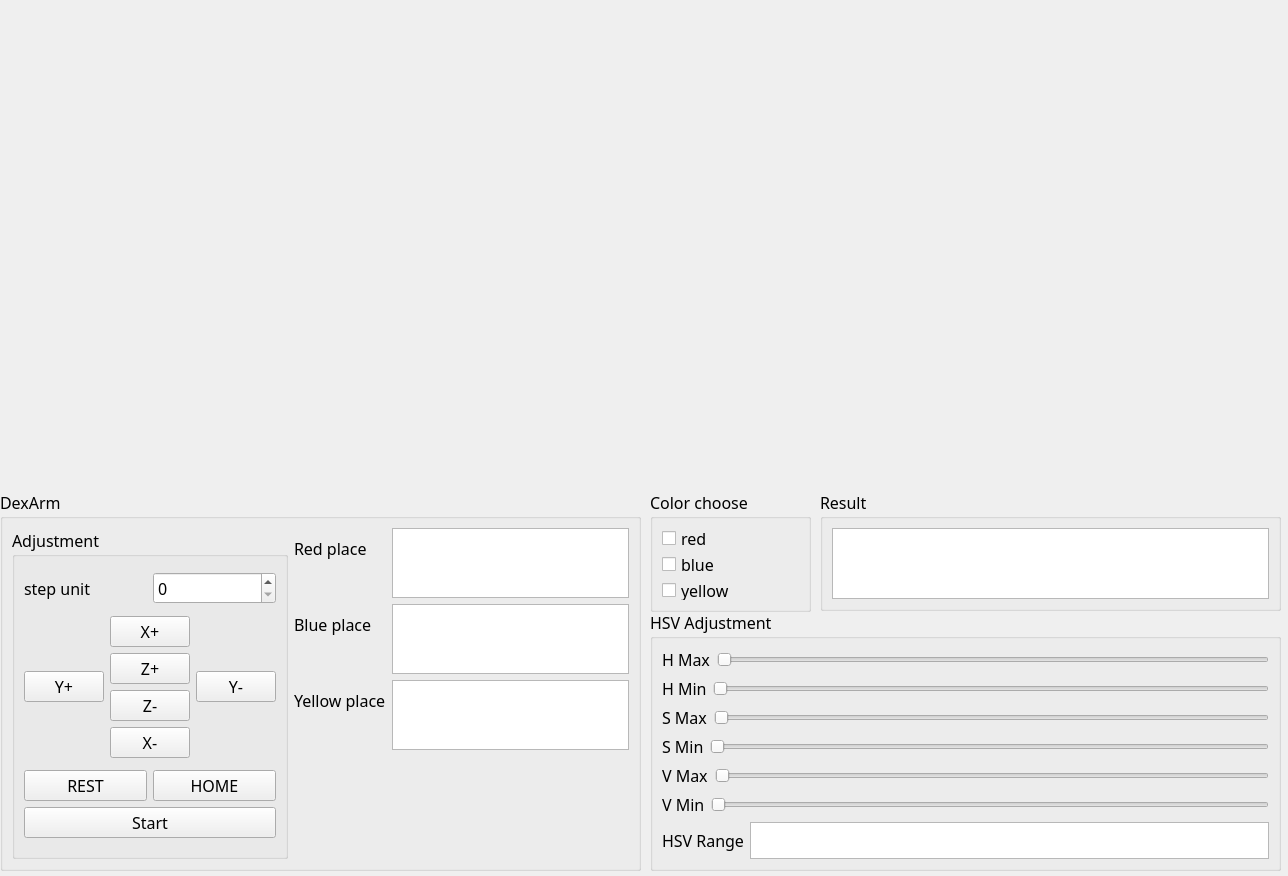
fengbaochun/Visual_terminal, file find_color_block.ui: the form before one commit.
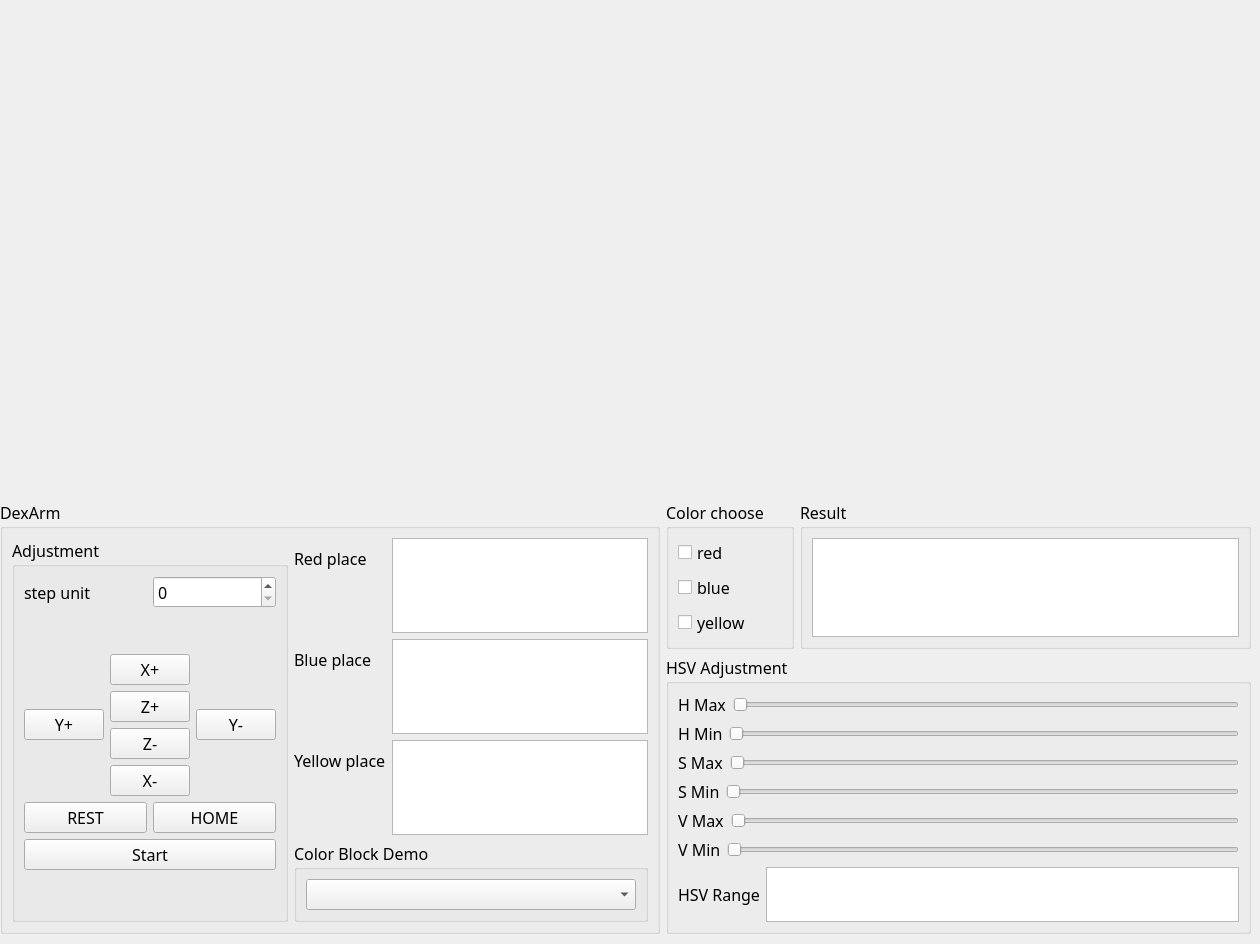
The form after the commit.

```diff
--- a/find_color_block.ui
+++ b/find_color_block.ui
@@ -6,317 +6,25 @@
    <rect>
     <x>0</x>
     <y>0</y>
-    <width>1288</width>
-    <height>876</height>
+    <width>1260</width>
+    <height>944</height>
    </rect>
   </property>
   <property name="windowTitle">
    <string>Form</string>
   </property>
-  <widget class="QGroupBox" name="groupBox_2">
-   <property name="geometry">
-    <rect>
-     <x>650</x>
-     <y>490</y>
-     <width>161</width>
-     <height>122</height>
-    </rect>
-   </property>
-   <property name="font">
-    <font>
-     <family>3ds</family>
-     <pointsize>12</pointsize>
-    </font>
-   </property>
-   <property name="title">
-    <string>Color choose</string>
-   </property>
-   <layout class="QGridLayout" name="gridLayout_2">
-    <item row="0" column="0">
-     <layout class="QVBoxLayout" name="verticalLayout_6">
-      <item>
-       <widget class="QCheckBox" name="checkBox_Red">
-        <property name="font">
-         <font>
-          <family>3ds</family>
-          <pointsize>12</pointsize>
-         </font>
-        </property>
-        <property name="text">
-         <string>red</string>
-        </property>
-       </widget>
-      </item>
-      <item>
-       <widget class="QCheckBox" name="checkBox_Blue">
-        <property name="font">
-         <font>
-          <family>3ds</family>
-          <pointsize>12</pointsize>
-         </font>
-        </property>
-        <property name="text">
-         <string>blue</string>
-        </property>
-       </widget>
-      </item>
-      <item>
-       <widget class="QCheckBox" name="checkBox_Yellow">
-        <property name="font">
-         <font>
-          <family>3ds</family>
-          <pointsize>12</pointsize>
-         </font>
-        </property>
-        <property name="text">
-         <string>yellow</string>
-        </property>
-       </widget>
-      </item>
-     </layout>
-    </item>
-   </layout>
-  </widget>
-  <widget class="QGroupBox" name="groupBox">
-   <property name="geometry">
-    <rect>
-     <x>650</x>
-     <y>610</y>
-     <width>631</width>
-     <height>261</height>
-    </rect>
-   </property>
-   <property name="font">
-    <font>
-     <family>3ds</family>
-     <pointsize>12</pointsize>
-    </font>
-   </property>
-   <property name="title">
-    <string>HSV Adjustment</string>
-   </property>
-   <layout class="QVBoxLayout" name="verticalLayout_3">
-    <item>
-     <layout class="QVBoxLayout" name="verticalLayout_2">
-      <item>
-       <layout class="QHBoxLayout" name="horizontalLayout">
-        <item>
-         <widget class="QLabel" name="label">
-          <property name="font">
-           <font>
-            <family>3ds</family>
-            <pointsize>12</pointsize>
-           </font>
-          </property>
-          <property name="text">
-           <string>H Max</string>
-          </property>
-         </widget>
-        </item>
-        <item>
-         <widget class="QSlider" name="H_Slider_max">
-          <property name="orientation">
-           <enum>Qt::Horizontal</enum>
-          </property>
-         </widget>
-        </item>
-       </layout>
-      </item>
-      <item>
-       <layout class="QHBoxLayout" name="horizontalLayout_2">
-        <item>
-         <widget class="QLabel" name="label_2">
-          <property name="font">
-           <font>
-            <family>3ds</family>
-            <pointsize>12</pointsize>
-           </font>
-          </property>
-          <property name="text">
-           <string>H Min</string>
-          </property>
-         </widget>
-        </item>
-        <item>
-         <widget class="QSlider" name="H_Slider_min">
-          <property name="orientation">
-           <enum>Qt::Horizontal</enum>
-          </property>
-         </widget>
-        </item>
-       </layout>
-      </item>
-      <item>
-       <layout class="QHBoxLayout" name="horizontalLayout_3">
-        <item>
-         <widget class="QLabel" name="label_3">
-          <property name="font">
-           <font>
-            <family>3ds</family>
-            <pointsize>12</pointsize>
-           </font>
-          </property>
-          <property name="text">
-           <string>S Max</string>
-          </property>
-         </widget>
-        </item>
-        <item>
-         <widget class="QSlider" name="S_Slider_max">
-          <property name="orientation">
-           <enum>Qt::Horizontal</enum>
-          </property>
-         </widget>
-        </item>
-       </layout>
-      </item>
-      <item>
-       <layout class="QHBoxLayout" name="horizontalLayout_4">
-        <item>
-         <widget class="QLabel" name="label_4">
-          <property name="font">
-           <font>
-            <family>3ds</family>
-            <pointsize>12</pointsize>
-           </font>
-          </property>
-          <property name="text">
-           <string>S Min</string>
-          </property>
-         </widget>
-        </item>
-        <item>
-         <widget class="QSlider" name="S_Slider_min">
-          <property name="orientation">
-           <enum>Qt::Horizontal</enum>
-          </property>
-         </widget>
-        </item>
-       </layout>
-      </item>
-      <item>
-       <layout class="QHBoxLayout" name="horizontalLayout_5">
-        <item>
-         <widget class="QLabel" name="label_5">
-          <property name="font">
-           <font>
-            <family>3ds</family>
-            <pointsize>12</pointsize>
-           </font>
-          </property>
-          <property name="text">
-           <string>V Max</string>
-          </property>
-         </widget>
-        </item>
-        <item>
-         <widget class="QSlider" name="V_Slider_max">
-          <property name="orientation">
-           <enum>Qt::Horizontal</enum>
-          </property>
-         </widget>
-        </item>
-       </layout>
-      </item>
-      <item>
-       <layout class="QHBoxLayout" name="horizontalLayout_6">
-        <item>
-         <widget class="QLabel" name="label_6">
-          <property name="font">
-           <font>
-            <family>3ds</family>
-            <pointsize>12</pointsize>
-           </font>
-          </property>
-          <property name="text">
-           <string>V Min</string>
-          </property>
-         </widget>
-        </item>
-        <item>
-         <widget class="QSlider" name="V_Slider_min">
-          <property name="orientation">
-           <enum>Qt::Horizontal</enum>
-          </property>
-         </widget>
-        </item>
-       </layout>
-      </item>
-      <item>
-       <layout class="QHBoxLayout" name="horizontalLayout_7">
-        <item>
-         <widget class="QLabel" name="label_7">
-          <property name="font">
-           <font>
-            <family>3ds</family>
-            <pointsize>12</pointsize>
-           </font>
-          </property>
-          <property name="text">
-           <string>HSV Range</string>
-          </property>
-         </widget>
-        </item>
-        <item>
-         <widget class="QPlainTextEdit" name="TextEdit_hsv">
-          <property name="enabled">
-           <bool>true</bool>
-          </property>
-          <property name="font">
-           <font>
-            <family>3ds</family>
-            <pointsize>12</pointsize>
-           </font>
-          </property>
-          <property name="plainText">
-           <string/>
-          </property>
-         </widget>
-        </item>
-       </layout>
-      </item>
-     </layout>
-    </item>
-   </layout>
-  </widget>
-  <widget class="QLabel" name="label_img">
+  <widget class="QWidget" name="horizontalLayoutWidget">
    <property name="geometry">
     <rect>
      <x>0</x>
-     <y>0</y>
-     <width>640</width>
-     <height>480</height>
+     <y>500</y>
+     <width>1251</width>
+     <height>434</height>
     </rect>
    </property>
-   <property name="text">
-    <string/>
-   </property>
-   <property name="buddy">
-    <cstring>label_img</cstring>
-   </property>
-  </widget>
-  <widget class="QLabel" name="label_img_gray">
-   <property name="geometry">
-    <rect>
-     <x>640</x>
-     <y>0</y>
-     <width>640</width>
-     <height>480</height>
-    </rect>
-   </property>
-   <property name="text">
-    <string/>
-   </property>
-  </widget>
+   <layout class="QHBoxLayout" name="horizontalLayout_11">
+    <item>
   <widget class="QGroupBox" name="groupBox_3">
-   <property name="geometry">
-    <rect>
-     <x>0</x>
-     <y>490</y>
-     <width>641</width>
-     <height>381</height>
-    </rect>
-   </property>
    <property name="font">
     <font>
      <family>3ds</family>
@@ -361,6 +69,19 @@
            </item>
           </layout>
          </item>
+            <item>
+             <spacer name="verticalSpacer_15">
+              <property name="orientation">
+               <enum>Qt::Vertical</enum>
+              </property>
+              <property name="sizeHint" stdset="0">
+               <size>
+                <width>20</width>
+                <height>40</height>
+               </size>
+              </property>
+             </spacer>
+            </item>
          <item>
           <layout class="QHBoxLayout" name="horizontalLayout_10">
            <item>
@@ -440,6 +161,19 @@
            </item>
           </layout>
          </item>
+            <item>
+             <spacer name="verticalSpacer_10">
+              <property name="orientation">
+               <enum>Qt::Vertical</enum>
+              </property>
+              <property name="sizeHint" stdset="0">
+               <size>
+                <width>20</width>
+                <height>40</height>
+               </size>
+              </property>
+             </spacer>
+            </item>
         </layout>
        </widget>
       </item>
@@ -523,19 +257,6 @@
           </property>
          </spacer>
         </item>
-        <item>
-         <spacer name="verticalSpacer_12">
-          <property name="orientation">
-           <enum>Qt::Vertical</enum>
-          </property>
-          <property name="sizeHint" stdset="0">
-           <size>
-            <width>20</width>
-            <height>5000</height>
-           </size>
-          </property>
-         </spacer>
-        </item>
         <item>
          <spacer name="verticalSpacer_6">
           <property name="orientation">
@@ -562,32 +283,6 @@
           </property>
          </spacer>
         </item>
-        <item>
-         <spacer name="verticalSpacer_11">
-          <property name="orientation">
-           <enum>Qt::Vertical</enum>
-          </property>
-          <property name="sizeHint" stdset="0">
-           <size>
-            <width>20</width>
-            <height>5000</height>
-           </size>
-          </property>
-         </spacer>
-        </item>
-        <item>
-         <spacer name="verticalSpacer_13">
-          <property name="orientation">
-           <enum>Qt::Vertical</enum>
-          </property>
-          <property name="sizeHint" stdset="0">
-           <size>
-            <width>20</width>
-            <height>5000</height>
-           </size>
-          </property>
-         </spacer>
-        </item>
         <item>
          <spacer name="verticalSpacer">
           <property name="orientation">
@@ -601,6 +296,28 @@
           </property>
          </spacer>
         </item>
+           <item>
+            <widget class="QGroupBox" name="groupBox_6">
+             <property name="font">
+              <font>
+               <family>3ds</family>
+               <pointsize>12</pointsize>
+              </font>
+             </property>
+             <property name="title">
+              <string>Color Block Demo</string>
+             </property>
+             <layout class="QVBoxLayout" name="verticalLayout_11">
+              <item>
+               <layout class="QVBoxLayout" name="verticalLayout_13">
+                <item>
+                 <widget class="QComboBox" name="Boxdemo"/>
+                </item>
+               </layout>
+              </item>
+             </layout>
+            </widget>
+           </item>
         <item>
          <spacer name="verticalSpacer_7">
           <property name="orientation">
@@ -672,15 +389,71 @@
     </item>
    </layout>
   </widget>
+    </item>
+    <item>
+     <layout class="QVBoxLayout" name="verticalLayout_12">
+      <item>
+       <layout class="QFormLayout" name="formLayout_3">
+        <item row="0" column="0">
+         <widget class="QGroupBox" name="groupBox_2">
+          <property name="font">
+           <font>
+            <family>3ds</family>
+            <pointsize>12</pointsize>
+           </font>
+          </property>
+          <property name="title">
+           <string>Color choose</string>
+          </property>
+          <layout class="QVBoxLayout" name="verticalLayout">
+           <item>
+            <layout class="QVBoxLayout" name="verticalLayout_6">
+             <item>
+              <widget class="QCheckBox" name="checkBox_Red">
+               <property name="font">
+                <font>
+                 <family>3ds</family>
+                 <pointsize>12</pointsize>
+                </font>
+               </property>
+               <property name="text">
+                <string>red</string>
+               </property>
+              </widget>
+             </item>
+             <item>
+              <widget class="QCheckBox" name="checkBox_Blue">
+               <property name="font">
+                <font>
+                 <family>3ds</family>
+                 <pointsize>12</pointsize>
+                </font>
+               </property>
+               <property name="text">
+                <string>blue</string>
+               </property>
+              </widget>
+             </item>
+             <item>
+              <widget class="QCheckBox" name="checkBox_Yellow">
+               <property name="font">
+                <font>
+                 <family>3ds</family>
+                 <pointsize>12</pointsize>
+                </font>
+               </property>
+               <property name="text">
+                <string>yellow</string>
+               </property>
+              </widget>
+             </item>
+            </layout>
+           </item>
+          </layout>
+         </widget>
+        </item>
+        <item row="0" column="1">
   <widget class="QGroupBox" name="groupBox_4">
-   <property name="geometry">
-    <rect>
-     <x>820</x>
-     <y>490</y>
-     <width>461</width>
-     <height>121</height>
-    </rect>
-   </property>
    <property name="font">
     <font>
      <family>3ds</family>
@@ -690,9 +463,259 @@
    <property name="title">
     <string>Result</string>
    </property>
-   <layout class="QGridLayout" name="gridLayout">
-    <item row="0" column="0">
+          <layout class="QVBoxLayout" name="verticalLayout_10">
+           <item>
      <widget class="QTextBrowser" name="show_recong_result"/>
+           </item>
+          </layout>
+         </widget>
+        </item>
+       </layout>
+      </item>
+      <item>
+       <widget class="QGroupBox" name="groupBox">
+        <property name="font">
+         <font>
+          <family>3ds</family>
+          <pointsize>12</pointsize>
+         </font>
+        </property>
+        <property name="title">
+         <string>HSV Adjustment</string>
+        </property>
+        <layout class="QVBoxLayout" name="verticalLayout_3">
+         <item>
+          <layout class="QVBoxLayout" name="verticalLayout_2">
+           <item>
+            <layout class="QHBoxLayout" name="horizontalLayout">
+             <item>
+              <widget class="QLabel" name="label">
+               <property name="font">
+                <font>
+                 <family>3ds</family>
+                 <pointsize>12</pointsize>
+                </font>
+               </property>
+               <property name="text">
+                <string>H Max</string>
+               </property>
+               <property name="buddy">
+                <cstring>H_Slider_max</cstring>
+               </property>
+              </widget>
+             </item>
+             <item>
+              <widget class="QSlider" name="H_Slider_max">
+               <property name="orientation">
+                <enum>Qt::Horizontal</enum>
+               </property>
+              </widget>
+             </item>
+            </layout>
+           </item>
+           <item>
+            <layout class="QHBoxLayout" name="horizontalLayout_2">
+             <item>
+              <widget class="QLabel" name="label_2">
+               <property name="font">
+                <font>
+                 <family>3ds</family>
+                 <pointsize>12</pointsize>
+                </font>
+               </property>
+               <property name="text">
+                <string>H Min</string>
+               </property>
+               <property name="buddy">
+                <cstring>H_Slider_min</cstring>
+               </property>
+              </widget>
+             </item>
+             <item>
+              <widget class="QSlider" name="H_Slider_min">
+               <property name="orientation">
+                <enum>Qt::Horizontal</enum>
+               </property>
+              </widget>
+             </item>
+            </layout>
+           </item>
+           <item>
+            <layout class="QHBoxLayout" name="horizontalLayout_3">
+             <item>
+              <widget class="QLabel" name="label_3">
+               <property name="font">
+                <font>
+                 <family>3ds</family>
+                 <pointsize>12</pointsize>
+                </font>
+               </property>
+               <property name="text">
+                <string>S Max</string>
+               </property>
+               <property name="buddy">
+                <cstring>S_Slider_max</cstring>
+               </property>
+              </widget>
+             </item>
+             <item>
+              <widget class="QSlider" name="S_Slider_max">
+               <property name="orientation">
+                <enum>Qt::Horizontal</enum>
+               </property>
+              </widget>
+             </item>
+            </layout>
+           </item>
+           <item>
+            <layout class="QHBoxLayout" name="horizontalLayout_4">
+             <item>
+              <widget class="QLabel" name="label_4">
+               <property name="font">
+                <font>
+                 <family>3ds</family>
+                 <pointsize>12</pointsize>
+                </font>
+               </property>
+               <property name="text">
+                <string>S Min</string>
+               </property>
+               <property name="buddy">
+                <cstring>S_Slider_min</cstring>
+               </property>
+              </widget>
+             </item>
+             <item>
+              <widget class="QSlider" name="S_Slider_min">
+               <property name="orientation">
+                <enum>Qt::Horizontal</enum>
+               </property>
+              </widget>
+             </item>
+            </layout>
+           </item>
+           <item>
+            <layout class="QHBoxLayout" name="horizontalLayout_5">
+             <item>
+              <widget class="QLabel" name="label_5">
+               <property name="font">
+                <font>
+                 <family>3ds</family>
+                 <pointsize>12</pointsize>
+                </font>
+               </property>
+               <property name="text">
+                <string>V Max</string>
+               </property>
+               <property name="buddy">
+                <cstring>V_Slider_max</cstring>
+               </property>
+              </widget>
+             </item>
+             <item>
+              <widget class="QSlider" name="V_Slider_max">
+               <property name="orientation">
+                <enum>Qt::Horizontal</enum>
+               </property>
+              </widget>
+             </item>
+            </layout>
+           </item>
+           <item>
+            <layout class="QHBoxLayout" name="horizontalLayout_6">
+             <item>
+              <widget class="QLabel" name="label_6">
+               <property name="font">
+                <font>
+                 <family>3ds</family>
+                 <pointsize>12</pointsize>
+                </font>
+               </property>
+               <property name="text">
+                <string>V Min</string>
+               </property>
+               <property name="buddy">
+                <cstring>V_Slider_min</cstring>
+               </property>
+              </widget>
+             </item>
+             <item>
+              <widget class="QSlider" name="V_Slider_min">
+               <property name="orientation">
+                <enum>Qt::Horizontal</enum>
+               </property>
+              </widget>
+             </item>
+            </layout>
+           </item>
+           <item>
+            <layout class="QHBoxLayout" name="horizontalLayout_7">
+             <item>
+              <widget class="QLabel" name="label_7">
+               <property name="font">
+                <font>
+                 <family>3ds</family>
+                 <pointsize>12</pointsize>
+                </font>
+               </property>
+               <property name="text">
+                <string>HSV Range</string>
+               </property>
+              </widget>
+             </item>
+             <item>
+              <widget class="QPlainTextEdit" name="TextEdit_hsv">
+               <property name="enabled">
+                <bool>true</bool>
+               </property>
+               <property name="font">
+                <font>
+                 <family>3ds</family>
+                 <pointsize>12</pointsize>
+                </font>
+               </property>
+               <property name="plainText">
+                <string/>
+               </property>
+              </widget>
+             </item>
+            </layout>
+           </item>
+          </layout>
+         </item>
+        </layout>
+       </widget>
+      </item>
+     </layout>
+    </item>
+   </layout>
+  </widget>
+  <widget class="QWidget" name="horizontalLayoutWidget_2">
+   <property name="geometry">
+    <rect>
+     <x>0</x>
+     <y>0</y>
+     <width>1251</width>
+     <height>491</height>
+    </rect>
+   </property>
+   <layout class="QHBoxLayout" name="horizontalLayout_12">
+    <item>
+     <widget class="QLabel" name="label_img">
+      <property name="text">
+       <string/>
+      </property>
+      <property name="buddy">
+       <cstring>label_img</cstring>
+      </property>
+     </widget>
+    </item>
+    <item>
+     <widget class="QLabel" name="label_img_gray">
+      <property name="text">
+       <string/>
+      </property>
+     </widget>
     </item>
    </layout>
   </widget>
```
Left out of the diff: 3 changed lines with no effect on the pictures. Lines whose indentation alone changed are shown as unchanged.
